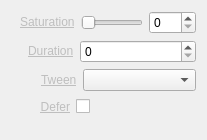
The window that Widgets/Inspector/InspectorSaturationWidget.ui (CasparCG/client) describes before a commit, drawn with Qt 5.
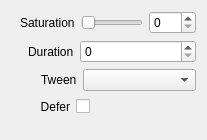
The same window after the commit.

What changed in the file:
```diff
--- a/Widgets/Inspector/InspectorSaturationWidget.ui
+++ b/Widgets/Inspector/InspectorSaturationWidget.ui
@@ -38,7 +38,7 @@
      <item>
       <widget class="QLabel" name="labelSaturation">
        <property name="text">
-        <string>&lt;a href=&quot;Saturation&quot; style=&quot;color: #BEBEBE;&quot;&gt;Saturation&lt;/a&gt;</string>
+        <string>Saturation</string>
        </property>
       </widget>
      </item>
@@ -85,7 +85,7 @@
      <item>
       <widget class="QLabel" name="labelDuration">
        <property name="text">
-        <string>&lt;a href=&quot;Duration&quot; style=&quot;color: #BEBEBE;&quot;&gt;Duration&lt;/a&gt;</string>
+        <string>Duration</string>
        </property>
       </widget>
      </item>
@@ -125,7 +125,7 @@
      <item>
       <widget class="QLabel" name="labelEasing">
        <property name="text">
-        <string>&lt;a href=&quot;Tween&quot; style=&quot;color: #BEBEBE;&quot;&gt;Tween&lt;/a&gt;</string>
+        <string>Tween</string>
        </property>
       </widget>
      </item>
@@ -162,7 +162,7 @@
      <item>
       <widget class="QLabel" name="labelDefer">
        <property name="text">
-        <string>&lt;a href=&quot;Defer&quot; style=&quot;color: #BEBEBE;&quot;&gt;Defer&lt;/a&gt;</string>
+        <string>Defer</string>
        </property>
        <property name="alignment">
         <set>Qt::AlignRight|Qt::AlignTrailing|Qt::AlignVCenter</set>
```
Left out of the diff: 96 changed lines with no effect on the pictures.
